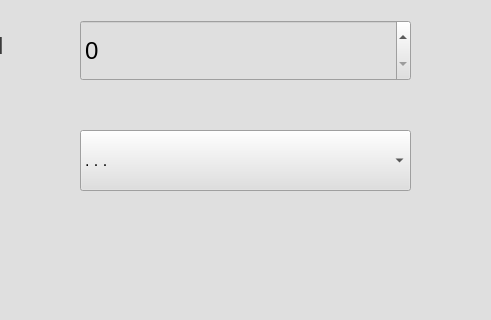
Before: the Qt Designer form app/Config/Interfaces/config.ui in eumsys/eum, drawn with Qt 5; both pictures show x 570 to 1061 and y 350 to 670 of the 1366 by 768 pixel window.
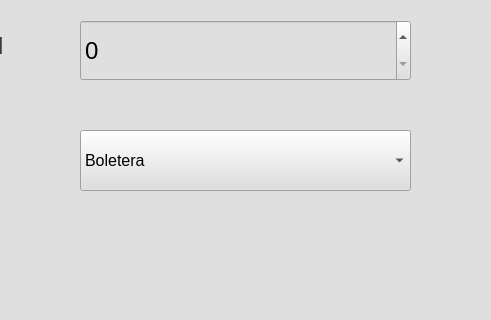
After: the same form once the commit is applied. Icons and pictures are not drawn.

```diff
--- a/app/Config/Interfaces/config.ui
+++ b/app/Config/Interfaces/config.ui
@@ -171,11 +171,6 @@
      <property name="autoFillBackground">
       <bool>false</bool>
      </property>
-     <item>
-      <property name="text">
-       <string>. . . </string>
-      </property>
-     </item>
      <item>
       <property name="text">
        <string>Boletera</string>
```
